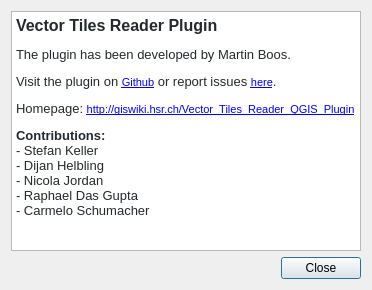
Qt form ui/dlg_about.ui (geometalab/Vector-Tiles-Reader-QGIS-Plugin) before a commit.
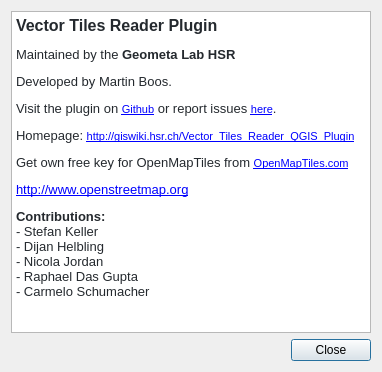
The same form after that commit.

Commit message: about dialog updated

Patch:
```diff
--- a/ui/dlg_about.ui
+++ b/ui/dlg_about.ui
@@ -6,8 +6,8 @@
    <rect>
     <x>0</x>
     <y>0</y>
-    <width>369</width>
-    <height>287</height>
+    <width>382</width>
+    <height>372</height>
    </rect>
   </property>
   <property name="sizePolicy">
@@ -47,9 +47,12 @@
 p, li { white-space: pre-wrap; }
 &lt;/style&gt;&lt;/head&gt;&lt;body style=&quot; font-family:'MS Shell Dlg 2'; font-size:8.25pt; font-weight:400; font-style:normal;&quot;&gt;
 &lt;p style=&quot; margin-top:12px; margin-bottom:12px; margin-left:0px; margin-right:0px; -qt-block-indent:0; text-indent:0px;&quot;&gt;&lt;span style=&quot; font-family:'-apple-system,BlinkMacSystemFont,Segoe UI,Helvetica,Arial,sans-serif,Apple Color Emoji,Segoe UI Emoji,Segoe UI Symbol'; font-size:12pt; font-weight:600; color:#24292e;&quot;&gt;Vector Tiles Reader Plugin&lt;/span&gt;&lt;/p&gt;
-&lt;p style=&quot; margin-top:12px; margin-bottom:12px; margin-left:0px; margin-right:0px; -qt-block-indent:0; text-indent:0px;&quot;&gt;&lt;span style=&quot; font-family:'-apple-system,BlinkMacSystemFont,Segoe UI,Helvetica,Arial,sans-serif,Apple Color Emoji,Segoe UI Emoji,Segoe UI Symbol'; font-size:10pt; color:#24292e;&quot;&gt;The plugin has been developed by Martin Boos.&lt;/span&gt;&lt;/p&gt;
-&lt;p style=&quot; margin-top:12px; margin-bottom:12px; margin-left:0px; margin-right:0px; -qt-block-indent:0; text-indent:0px;&quot;&gt;&lt;span style=&quot; font-family:'-apple-system,BlinkMacSystemFont,Segoe UI,Helvetica,Arial,sans-serif,Apple Color Emoji,Segoe UI Emoji,Segoe UI Symbol'; font-size:10pt; color:#24292e;&quot;&gt;Visit the plugin on &lt;/span&gt;&lt;a href=&quot;https://github.com/geometalab/Vector-Tiles-Reader-QGIS-Plugin&quot;&gt;&lt;span style=&quot; text-decoration: underline; color:#0000ff;&quot;&gt;Github&lt;/span&gt;&lt;/a&gt;&lt;span style=&quot; font-family:'-apple-system,BlinkMacSystemFont,Segoe UI,Helvetica,Arial,sans-serif,Apple Color Emoji,Segoe UI Emoji,Segoe UI Symbol'; font-size:10pt; color:#24292e;&quot;&gt; or report issues &lt;/span&gt;&lt;a href=&quot;https://github.com/geometalab/Vector-Tiles-Reader-QGIS-Plugin/issues&quot;&gt;&lt;span style=&quot; text-decoration: underline; color:#0000ff;&quot;&gt;here&lt;/span&gt;&lt;/a&gt;&lt;span style=&quot; font-family:'-apple-system,BlinkMacSystemFont,Segoe UI,Helvetica,Arial,sans-serif,Apple Color Emoji,Segoe UI Emoji,Segoe UI Symbol'; font-size:10pt; color:#24292e;&quot;&gt;.&lt;/span&gt;&lt;/p&gt;
-&lt;p style=&quot; margin-top:12px; margin-bottom:12px; margin-left:0px; margin-right:0px; -qt-block-indent:0; text-indent:0px;&quot;&gt;&lt;span style=&quot; font-family:'-apple-system,BlinkMacSystemFont,Segoe UI,Helvetica,Arial,sans-serif,Apple Color Emoji,Segoe UI Emoji,Segoe UI Symbol'; font-size:10pt; color:#24292e;&quot;&gt;Homepage: &lt;/span&gt;&lt;a href=&quot;http://giswiki.hsr.ch/Vector_Tiles_Reader_QGIS_Plugin&quot;&gt;&lt;span style=&quot; text-decoration: underline; color:#0000ff;&quot;&gt;http://giswiki.hsr.ch/Vector_Tiles_Reader_QGIS_Plugin&lt;/span&gt;&lt;/a&gt;&lt;/p&gt;
+&lt;p style=&quot; margin-top:12px; margin-bottom:12px; margin-left:0px; margin-right:0px; -qt-block-indent:0; text-indent:0px;&quot;&gt;&lt;span style=&quot; font-family:'-apple-system,BlinkMacSystemFont,Segoe UI,Helvetica,Arial,sans-serif,Apple Color Emoji,Segoe UI Emoji,Segoe UI Symbol'; font-size:10pt; color:#24292e;&quot;&gt;Maintained by the &lt;/span&gt;&lt;span style=&quot; font-family:'-apple-system,BlinkMacSystemFont,Segoe UI,Helvetica,Arial,sans-serif,Apple Color Emoji,Segoe UI Emoji,Segoe UI Symbol'; font-size:10pt; font-weight:600; color:#24292e;&quot;&gt;Geometa Lab HSR&lt;/span&gt;&lt;/p&gt;
+&lt;p style=&quot; margin-top:12px; margin-bottom:12px; margin-left:0px; margin-right:0px; -qt-block-indent:0; text-indent:0px;&quot;&gt;&lt;span style=&quot; font-family:'-apple-system,BlinkMacSystemFont,Segoe UI,Helvetica,Arial,sans-serif,Apple Color Emoji,Segoe UI Emoji,Segoe UI Symbol'; font-size:10pt; color:#24292e;&quot;&gt;Developed by Martin Boos.&lt;/span&gt;&lt;/p&gt;
+&lt;p style=&quot; margin-top:12px; margin-bottom:12px; margin-left:0px; margin-right:0px; -qt-block-indent:0; text-indent:0px;&quot;&gt;&lt;span style=&quot; font-family:'-apple-system,BlinkMacSystemFont,Segoe UI,Helvetica,Arial,sans-serif,Apple Color Emoji,Segoe UI Emoji,Segoe UI Symbol'; font-size:10pt; color:#24292e;&quot;&gt;Visit the plugin on &lt;/span&gt;&lt;a href=&quot;https://github.com/geometalab/Vector-Tiles-Reader-QGIS-Plugin&quot;&gt;&lt;span style=&quot; font-size:8pt; text-decoration: underline; color:#0000ff;&quot;&gt;Github&lt;/span&gt;&lt;/a&gt;&lt;span style=&quot; font-family:'-apple-system,BlinkMacSystemFont,Segoe UI,Helvetica,Arial,sans-serif,Apple Color Emoji,Segoe UI Emoji,Segoe UI Symbol'; font-size:10pt; color:#24292e;&quot;&gt; or report issues &lt;/span&gt;&lt;a href=&quot;https://github.com/geometalab/Vector-Tiles-Reader-QGIS-Plugin/issues&quot;&gt;&lt;span style=&quot; font-size:8pt; text-decoration: underline; color:#0000ff;&quot;&gt;here&lt;/span&gt;&lt;/a&gt;&lt;span style=&quot; font-family:'-apple-system,BlinkMacSystemFont,Segoe UI,Helvetica,Arial,sans-serif,Apple Color Emoji,Segoe UI Emoji,Segoe UI Symbol'; font-size:10pt; color:#24292e;&quot;&gt;.&lt;/span&gt;&lt;/p&gt;
+&lt;p style=&quot; margin-top:12px; margin-bottom:12px; margin-left:0px; margin-right:0px; -qt-block-indent:0; text-indent:0px;&quot;&gt;&lt;span style=&quot; font-family:'-apple-system,BlinkMacSystemFont,Segoe UI,Helvetica,Arial,sans-serif,Apple Color Emoji,Segoe UI Emoji,Segoe UI Symbol'; font-size:10pt; color:#24292e;&quot;&gt;Homepage: &lt;/span&gt;&lt;a href=&quot;http://giswiki.hsr.ch/Vector_Tiles_Reader_QGIS_Plugin&quot;&gt;&lt;span style=&quot; font-size:8pt; text-decoration: underline; color:#0000ff;&quot;&gt;http://giswiki.hsr.ch/Vector_Tiles_Reader_QGIS_Plugin&lt;/span&gt;&lt;/a&gt;&lt;/p&gt;
+&lt;p style=&quot; margin-top:12px; margin-bottom:12px; margin-left:0px; margin-right:0px; -qt-block-indent:0; text-indent:0px;&quot;&gt;&lt;span style=&quot; font-family:'-apple-system,BlinkMacSystemFont,Segoe UI,Helvetica,Arial,sans-serif,Apple Color Emoji,Segoe UI Emoji,Segoe UI Symbol'; font-size:10pt; color:#24292e;&quot;&gt;Get own free key for OpenMapTiles from &lt;/span&gt;&lt;a href=&quot;https://openmaptiles.com/hosting/&quot;&gt;&lt;span style=&quot; font-size:8pt; text-decoration: underline; color:#0000ff;&quot;&gt;OpenMapTiles.com&lt;/span&gt;&lt;/a&gt;&lt;/p&gt;
+&lt;p style=&quot; margin-top:12px; margin-bottom:12px; margin-left:0px; margin-right:0px; -qt-block-indent:0; text-indent:0px;&quot;&gt;&lt;a href=&quot;http://www.openstreetmap.org&quot;&gt;&lt;span style=&quot; font-family:'-apple-system,BlinkMacSystemFont,Segoe UI,Helvetica,Arial,sans-serif,Apple Color Emoji,Segoe UI Emoji,Segoe UI Symbol'; font-size:10pt; text-decoration: underline; color:#0000ff;&quot;&gt;http://www.openstreetmap.org&lt;/span&gt;&lt;/a&gt;&lt;/p&gt;
 &lt;p style=&quot; margin-top:12px; margin-bottom:12px; margin-left:0px; margin-right:0px; -qt-block-indent:0; text-indent:0px;&quot;&gt;&lt;span style=&quot; font-family:'-apple-system,BlinkMacSystemFont,Segoe UI,Helvetica,Arial,sans-serif,Apple Color Emoji,Segoe UI Emoji,Segoe UI Symbol'; font-size:10pt; font-weight:600; color:#24292e;&quot;&gt;Contributions:&lt;/span&gt;&lt;span style=&quot; font-family:'-apple-system,BlinkMacSystemFont,Segoe UI,Helvetica,Arial,sans-serif,Apple Color Emoji,Segoe UI Emoji,Segoe UI Symbol'; font-size:10pt; color:#24292e;&quot;&gt;&lt;br /&gt;- Stefan Keller&lt;br /&gt;- Dijan Helbling&lt;br /&gt;- Nicola Jordan&lt;br /&gt;- Raphael Das Gupta&lt;br /&gt;- Carmelo Schumacher&lt;/span&gt;&lt;/p&gt;&lt;/body&gt;&lt;/html&gt;</string>
      </property>
      <property name="openExternalLinks">
```
The commit also changes 2 other files.
